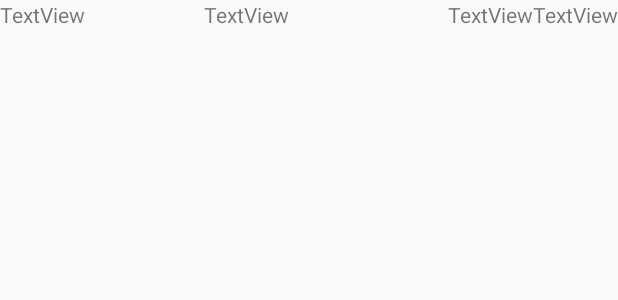
After one commit to carylstuart77/MyTrainerAndI, an Android app: the layout schedule_item.xml on its own in the app's theme, with its tools: preview values and no code run, on a phone screen of 412 x 824 dp. The commit adds this screen. Shown: the top 300 px of the screen. Run offline under Robolectric (Android 15) with nearby library versions, the phone set to English and light mode, and no system bars.

Commit message:
Added adapter for listview on day schedule.

```diff
--- /dev/null
+++ b/app/src/main/res/layout/schedule_item.xml
@@ -0,0 +1,29 @@
+<?xml version="1.0" encoding="utf-8"?>
+<LinearLayout xmlns:android="http://schemas.android.com/apk/res/android"
+  android:orientation="horizontal"
+  android:layout_width="match_parent"
+  android:layout_height="match_parent">
+
+  <TextView
+    android:id="@+id/schedule_muscle"
+    android:layout_width="wrap_content"
+    android:layout_height="wrap_content"
+    android:layout_weight="0.09"
+    android:text="TextView"/>
+  <TextView
+    android:id="@+id/schedule_exercise"
+    android:layout_width="wrap_content"
+    android:layout_height="wrap_content"
+    android:layout_weight="0.12"
+    android:text="TextView"/>
+  <TextView
+    android:id="@+id/schedule_sets"
+    android:layout_width="wrap_content"
+    android:layout_height="wrap_content"
+    android:text="TextView"/>
+  <TextView
+    android:id="@+id/schedule_reps"
+    android:layout_width="wrap_content"
+    android:layout_height="wrap_content"
+    android:text="TextView"/>
+</LinearLayout>
```
Also changed, not shown: app/src/main/java/edu/cnm/deepdive/mytrainerandi/Day2.java (+96 -7 lines), app/src/main/java/edu/cnm/deepdive/mytrainerandi/MainActivity.java (+13 -5 lines), app/src/main/java/edu/cnm/deepdive/mytrainerandi/adapters/ScheduleDay2ListAdapter.java (added, +45 -0 lines), app/src/main/java/edu/cnm/deepdive/mytrainerandi/entity/DaySchedule.java (+8 -4 lines), app/src/main/java/edu/cnm/deepdive/mytrainerandi/entity/Exercises.java (+11 -3 lines), app/src/main/java/edu/cnm/deepdive/mytrainerandi/helpers/OrmHelper.java (+19 -9 lines), app/src/main/res/layout/day2.xml (+23 -28 lines), app/src/main/res/drawable/calendar.png (added).
